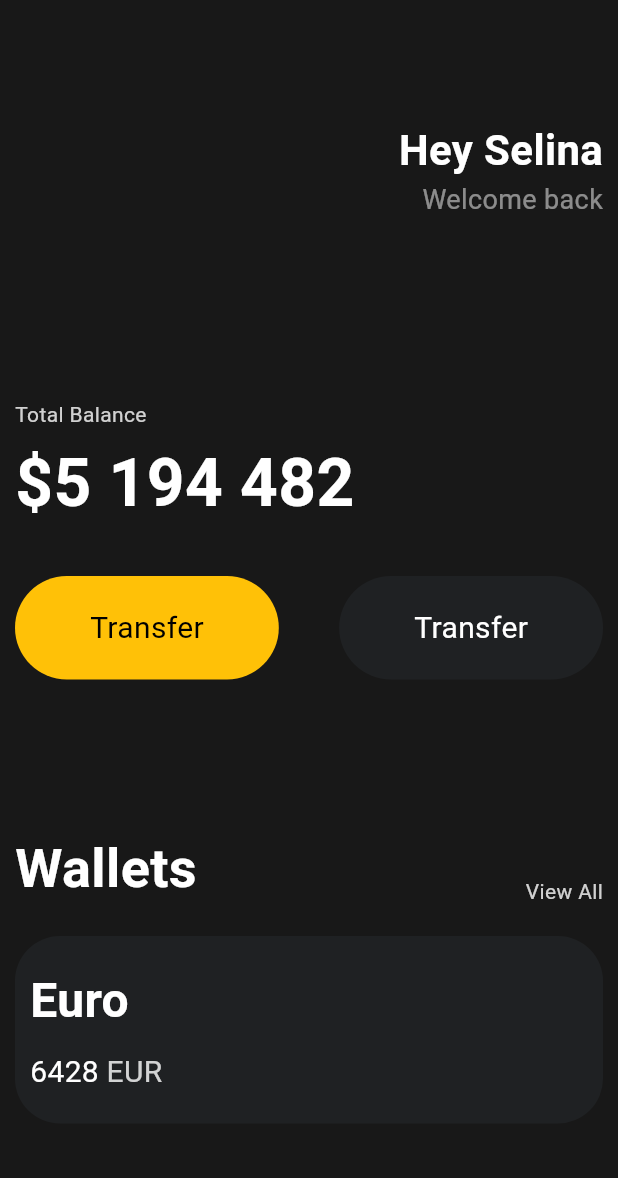
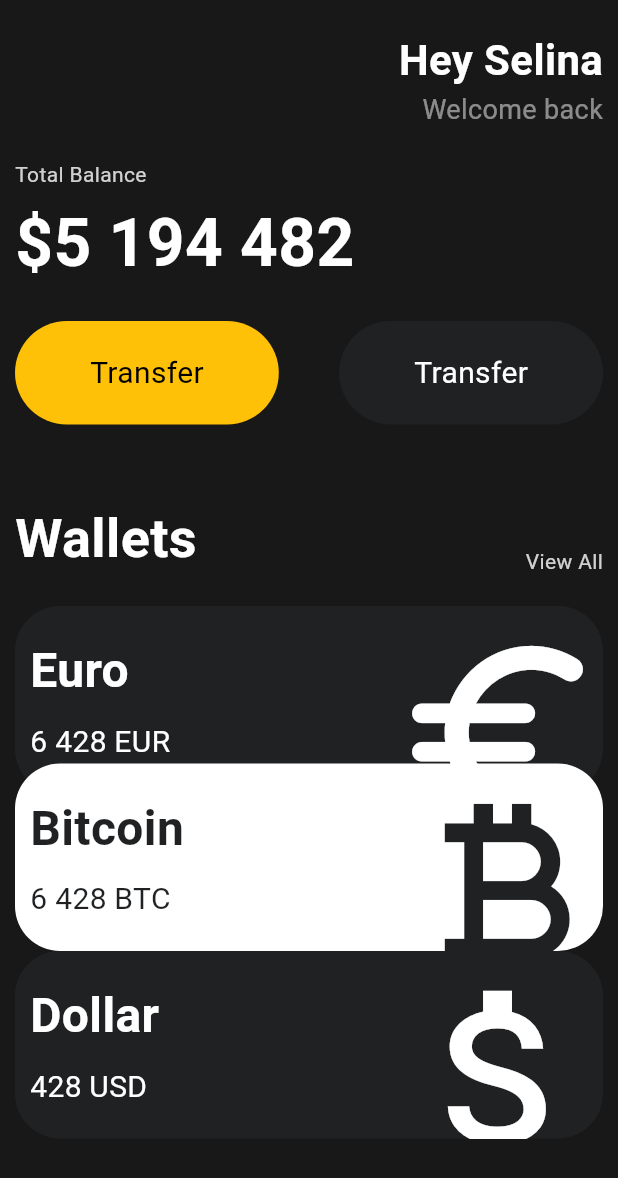
Before and after one commit to heywb456789/Flutter_example, a Flutter app: the screen it shows after launch, on a phone screen of 412 x 824 dp. Shown: the top 1178 px of the screen. Run offline on Flutter 3.47's test engine with Material 3 defaults, Android fonts, the phone set to English and light mode, and no system bars.

Commit message:
card Class

```diff
--- a/toonflix/lib/main.dart
+++ b/toonflix/lib/main.dart
@@ -3,6 +3,7 @@ import 'package:flutter/material.dart';
 import 'package:flutter/rendering.dart';
 import 'package:flutter/widgets.dart';
 import 'package:toonflix/widgets/buttond.dart';
+import 'package:toonflix/widgets/currenyCard.dart';
 
 void main() {
   // runApp 은 Widget을 사용하여 앱에 주입 가능
@@ -30,7 +31,7 @@ class App extends StatelessWidget {
             crossAxisAlignment: CrossAxisAlignment.start,
             children: [
               const SizedBox(
-                height: 80,
+                height: 20,
               ),
               Row(
                 mainAxisAlignment: MainAxisAlignment.end,
@@ -58,7 +59,7 @@ class App extends StatelessWidget {
                 ],
               ),
               const SizedBox(
-                height: 120,
+                height: 20,
               ),
               Text('Total Balance',
                   style: TextStyle(
@@ -74,7 +75,7 @@ class App extends StatelessWidget {
                     color: Colors.white,
                   )),
               const SizedBox(
-                height: 30,
+                height: 20,
               ),
               const Row(
                 mainAxisAlignment: MainAxisAlignment.spaceBetween,
@@ -127,7 +128,7 @@ class App extends StatelessWidget {
                 ],
               ),
               const SizedBox(
-                height: 100,
+                height: 50,
               ),
               Row(
                 crossAxisAlignment: CrossAxisAlignment.end,
@@ -152,56 +153,96 @@ class App extends StatelessWidget {
               const SizedBox(
                 height: 20,
               ),
-              Container(
-                decoration: BoxDecoration(
-                  color: const Color(0xFF1F2123),
-                  borderRadius: BorderRadius.circular(30),
+              // Container(
+              //   clipBehavior: Clip.hardEdge, // 이미지 오버플로우 허용 및 오버플로우 이미지 제거
+              //   decoration: BoxDecoration(
+              //     color: const Color(0xFF1F2123),
+              //     borderRadius: BorderRadius.circular(30),
+              //   ),
+              //   child: Padding(
+              //     padding: const EdgeInsets.symmetric(
+              //       vertical: 20,
+              //       horizontal: 10,
+              //     ),
+              //     child: Row(
+              //       mainAxisAlignment: MainAxisAlignment.spaceBetween,
+              //       children: [
+              //         Column(
+              //           crossAxisAlignment: CrossAxisAlignment.start,
+              //           children: [
+              //             const Text(
+              //               'Euro',
+              //               style: TextStyle(
+              //                   color: Colors.white,
+              //                   fontSize: 32,
+              //                   fontWeight: FontWeight.w600),
+              //             ),
+              //             const SizedBox(
+              //               height: 10,
+              //             ),
+              //             Row(
+              //               children: [
+              //                 const Text(
+              //                   '6428',
+              //                   style: TextStyle(
+              //                     color: Colors.white,
+              //                     fontSize: 20,
+              //                   ),
+              //                 ),
+              //                 const SizedBox(
+              //                   width: 5,
+              //                 ),
+              //                 Text(
+              //                   'EUR',
+              //                   style: TextStyle(
+              //                     color: Colors.white.withOpacity(0.8),
+              //                     fontSize: 20,
+              //                   ),
+              //                 ),
+              //               ],
+              //             ),
+              //           ],
+              //         ),
+              //         Transform.scale(
+              //           scale: 2.2,
+              //           child: Transform.translate(
+              //             offset: const Offset(-10, 10),
+              //             child: const Icon(
+              //               Icons.euro_rounded,
+              //               color: Colors.white,
+              //               size: 70,
+              //             ),
+              //           ),
+              //         ),
+              //       ],
+              //     ),
+              //   ),
+              // ),
+              const Currenycard(
+                name: 'Euro',
+                code: "EUR",
+                amount: '6 428',
+                icon: Icons.euro_rounded,
+                isInverted: false,
+              ),
+              Transform.translate(
+                offset: const Offset(0, -20),
+                child: const Currenycard(
+                  name: 'Bitcoin',
+                  code: "BTC",
+                  amount: '6 428',
+                  icon: Icons.currency_bitcoin,
+                  isInverted: true,
                 ),
-                child: Padding(
-                  padding: const EdgeInsets.symmetric(
-                    vertical: 20,
-                    horizontal: 10,
-                  ),
-                  child: Row(
-                    children: [
-                      Column(
-                        crossAxisAlignment: CrossAxisAlignment.start,
-                        children: [
-                          const Text(
-                            'Euro',
-                            style: TextStyle(
-                                color: Colors.white,
-                                fontSize: 32,
-                                fontWeight: FontWeight.w600),
-                          ),
-                          const SizedBox(
-                            height: 10,
-                          ),
-                          Row(
-                            children: [
-                              const Text(
-                                '6428',
-                                style: TextStyle(
-                                  color: Colors.white,
-                                  fontSize: 20,
-                                ),
-                              ),
-                              const SizedBox(
-                                width: 5,
-                              ),
-                              Text(
-                                'EUR',
-                                style: TextStyle(
-                                  color: Colors.white.withOpacity(0.8),
-                                  fontSize: 20,
-                                ),
-                              ),
-                            ],
-                          ),
-                        ],
-                      ),
-                    ],
-                  ),
+              ),
+              Transform.translate(
+                offset: const Offset(0, -20),
+                child: const Currenycard(
+                  name: 'Dollar',
+                  code: "USD",
+                  amount: '428',
+                  icon: Icons.attach_money_outlined,
+                  isInverted: false,
                 ),
               )
             ],
--- /dev/null
+++ b/toonflix/lib/widgets/currenyCard.dart
@@ -0,0 +1,92 @@
+import 'package:flutter/cupertino.dart';
+import 'package:flutter/material.dart';
+
+class Currenycard extends StatelessWidget {
+  final String name, code, amount;
+  final IconData icon;
+  final bool isInverted;
+
+  final blackColor = const Color(0xFF1F2123);
+
+  const Currenycard({
+    super.key,
+    required this.name,
+    required this.code,
+    required this.amount,
+    required this.icon,
+    required this.isInverted,
+  });
+
+  @override
+  Widget build(BuildContext context) {
+    // TODO: implement build
+    return Container(
+      clipBehavior: Clip.hardEdge, // 이미지 오버플로우 허용 및 오버플로우 이미지 제거
+      decoration: BoxDecoration(
+        color: isInverted ? Colors.white : const Color(0xFF1F2123),
+        borderRadius: BorderRadius.circular(30),
+      ),
+      child: Padding(
+        padding: const EdgeInsets.symmetric(
+          vertical: 20,
+          horizontal: 10,
+        ),
+        child: Row(
+          mainAxisAlignment: MainAxisAlignment.spaceBetween,
+          children: [
+            Column(
+              crossAxisAlignment: CrossAxisAlignment.start,
+              children: [
+                Text(
+                  name,
+                  style: TextStyle(
+                      color:
+                          isInverted ? const Color(0xFF1F2123) : Colors.white,
+                      fontSize: 32,
+                      fontWeight: FontWeight.w600),
+                ),
+                const SizedBox(
+                  height: 10,
+                ),
+                Row(
+                  children: [
+                    Text(
+                      amount,
+                      style: TextStyle(
+                        color:
+                            isInverted ? const Color(0xFF1F2123) : Colors.white,
+                        fontSize: 20,
+                      ),
+                    ),
+                    const SizedBox(
+                      width: 5,
+                    ),
+                    Text(
+                      code,
+                      style: TextStyle(
+                        color:
+                            isInverted ? const Color(0xFF1F2123) : Colors.white,
+                        fontSize: 20,
+                      ),
+                    ),
+                  ],
+                ),
+              ],
+            ),
+            Transform.scale(
+              scale: 2.2,
+              child: Transform.translate(
+                offset: const Offset(-10, 10),
+                child: Icon(
+                  icon,
+                  color: isInverted ? const Color(0xFF1F2123) : Colors.white,
+                  size: 70,
+                ),
+              ),
+            ),
+          ],
+        ),
+      ),
+    );
+  }
+}
```
